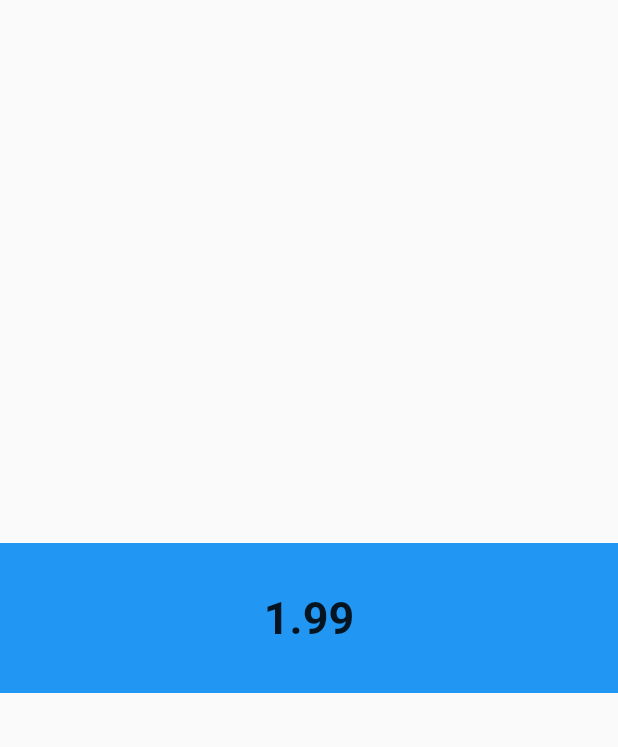
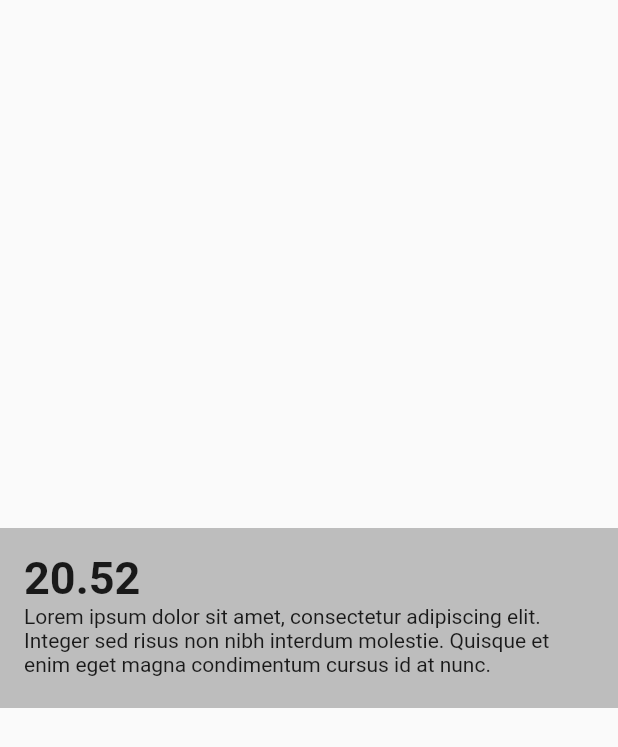
Before and after one commit to kadahlin/flutter_animations, a Flutter app: the screen it shows after launch, on a phone screen of 412 x 824 dp. Shown: the top 747 px of the screen. Run offline on Flutter 3.47's test engine with Material 2 defaults, Android fonts, the phone set to English and light mode, and no system bars.

Commit message:
improving the carousel sample and adding the children as a required parameter

```diff
--- a/lib/price_tags.dart
+++ b/lib/carousel.dart
@@ -1,35 +1,16 @@
 import 'package:flutter/material.dart';
 
-class PriceTags extends StatefulWidget {
+class Carousel extends StatefulWidget {
+  final List<Widget> children;
+
+  Carousel({@required this.children});
+
   @override
-  _PriceTagsState createState() => _PriceTagsState();
+  _CarouselState createState() => _CarouselState();
 }
 
-class _PriceTagsState extends State<PriceTags>
+class _CarouselState extends State<Carousel>
     with SingleTickerProviderStateMixin {
-  var tags = [
-    Text(
-      "1.99",
-      style: TextStyle(fontSize: 30.0, fontWeight: FontWeight.bold),
-    ),
-    Text(
-      "2.99",
-      style: TextStyle(fontSize: 30.0, fontWeight: FontWeight.bold),
-    ),
-    Text(
-      "3.99",
-      style: TextStyle(fontSize: 30.0, fontWeight: FontWeight.bold),
-    ),
-    Text(
-      "4.99",
-      style: TextStyle(fontSize: 30.0, fontWeight: FontWeight.bold),
-    ),
-    Text(
-      "5.99",
-      style: TextStyle(fontSize: 30.0, fontWeight: FontWeight.bold),
-    ),
-  ];
-
   int currentIndex;
   bool reversing = false;
   AnimationController controller;
@@ -51,17 +32,17 @@ class _PriceTagsState extends State<PriceTags>
     });
 
     _rightCenterAnimation =
-        Tween(begin: Offset(100.0, 0.0), end: Offset(0.0, 0.0))
+        Tween(begin: Offset(1.0, 0.0), end: Offset(0.0, 0.0))
             .animate(controller);
     _centerLeftAnimation =
-        Tween(begin: Offset(0.0, 0.0), end: Offset(-100.0, 0.0))
+        Tween(begin: Offset(0.0, 0.0), end: Offset(-1.0, 0.0))
             .animate(controller);
 
     _leftCenterAnimation =
-        Tween(begin: Offset(-100.0, 0.0), end: Offset(0.0, 0.0))
+        Tween(begin: Offset(-1.0, 0.0), end: Offset(0.0, 0.0))
             .animate(controller);
     _centerRightAnimation =
-        Tween(begin: Offset(0.0, 0.0), end: Offset(100.0, 0.0))
+        Tween(begin: Offset(0.0, 0.0), end: Offset(1.0, 0.0))
             .animate(controller);
 
     _growScaleAnimation = Tween(begin: 0.0, end: 1.0).animate(controller);
@@ -71,36 +52,27 @@ class _PriceTagsState extends State<PriceTags>
   @override
   Widget build(BuildContext context) {
     print('on build the current index is $currentIndex');
-
-    return Center(
-      child: GestureDetector(
+    return GestureDetector(
       onHorizontalDragEnd: _onUserSwipe,
-        child: Container(
-          height: 100.0,
-          color: Colors.blue,
       child: AnimatedBuilder(
           animation: controller,
           builder: (context, child) {
             var children = <Widget>[];
 
-                tags.asMap().forEach((index, tag) {
-                  var scale = _getScaleOffset(index, tag);
-                  var transform = _getTranslateOffset(index, tag);
+            widget.children.asMap().forEach((index, child) {
+              var scale = _getScaleOffset(index);
+              var transform = _getTranslateOffset(index);
 
-                  children.add(Transform.translate(
-                    offset: transform,
+              children.add(FractionalTranslation(
+                translation: transform,
                 child: Transform.scale(
                   scale: scale,
-                      child: Center(
-                        child: tag,
-                      ),
+                  child: child,
                 ),
               ));
             });
             return Stack(overflow: Overflow.visible, children: children);
           }),
-        ),
-      ),
     );
   }
 
@@ -115,7 +87,7 @@ class _PriceTagsState extends State<PriceTags>
           currentIndex -= 1;
         });
       });
-    } else if (details.primaryVelocity < 0 && currentIndex != tags.length - 1) {
+    } else if (details.primaryVelocity < 0 && currentIndex != widget.children.length - 1) {
       //right to left
       reversing = false;
       controller.forward().whenComplete(() {
@@ -127,7 +99,7 @@ class _PriceTagsState extends State<PriceTags>
     }
   }
 
-  double _getScaleOffset(int index, Text tag) {
+  double _getScaleOffset(int index) {
     var otherIndex = currentIndex + (reversing ? -1 : 1);
 
     if (index == currentIndex) {
@@ -139,7 +111,7 @@ class _PriceTagsState extends State<PriceTags>
     }
   }
 
-  Offset _getTranslateOffset(int index, Text tag) {
+  Offset _getTranslateOffset(int index) {
     var otherIndex = currentIndex + (reversing ? -1 : 1);
 
     if (reversing) {
--- a/lib/main.dart
+++ b/lib/main.dart
@@ -1,8 +1,45 @@
-import 'package:charts/price_tags.dart';
+import 'dart:math';
+
+import 'package:charts/carousel.dart';
 import 'package:flutter/material.dart';
 
-void main() => runApp(MaterialApp(
+void main() => runApp(HomePage());
+
+const lorem =
+    "Lorem ipsum dolor sit amet, consectetur adipiscing elit. Integer sed risus non nibh interdum molestie. Quisque et enim eget magna condimentum cursus id at nunc.";
+
+class HomePage extends StatelessWidget {
+  @override
+  Widget build(BuildContext context) {
+    return MaterialApp(
       home: Scaffold(
-        body: PriceTags(),
-      ),
-    ));
+          body: Center(
+        child: Container(
+          height: 120,
+          color: Colors.grey[400],
+          child: Padding(
+            padding: const EdgeInsets.all(16.0),
+            child: Carousel(
+                children: List.generate(5, (i) => _createSamplePriceTag())),
+          ),
+        ),
+      )),
+    );
+  }
+
+  Widget _createSamplePriceTag() {
+    var random = Random();
+    final dollars = random.nextInt(100).toString();
+    final cents = random.nextDouble().toStringAsFixed(2).substring(2);
+      return Column(
+        crossAxisAlignment: CrossAxisAlignment.start,
+        children: <Widget>[
+          Text(
+            "$dollars.$cents",
+            style: TextStyle(fontSize: 30.0, fontWeight: FontWeight.bold),
+          ),
+          Text(lorem)
+        ],
+      );
+  }
+}
```
Also changed, not shown: 1 other file. Lines whose indentation alone changed are shown as unchanged.
